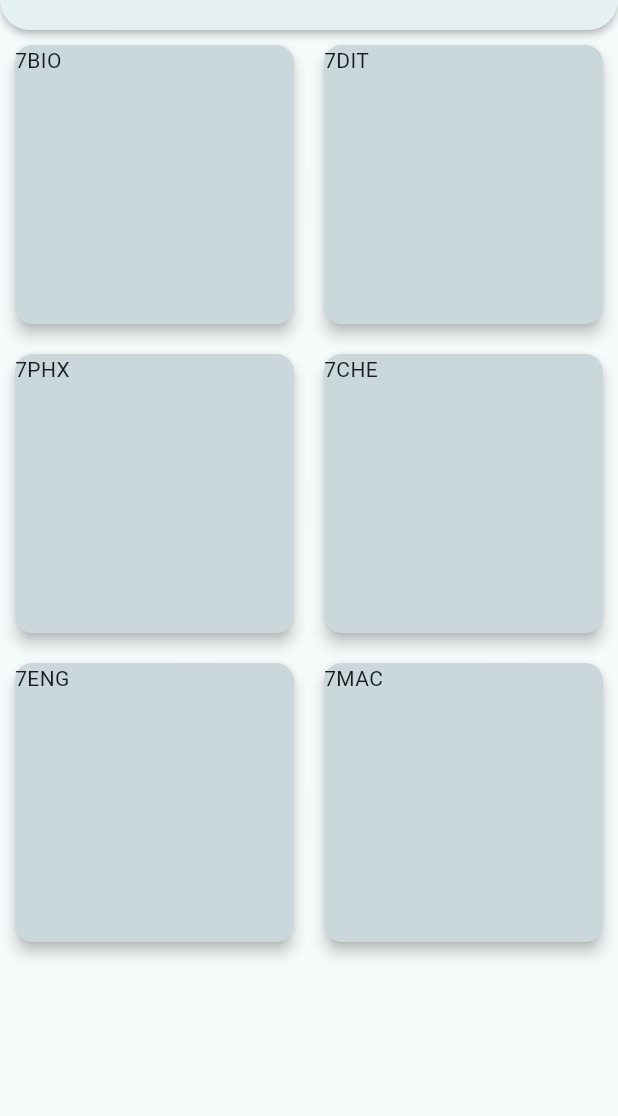
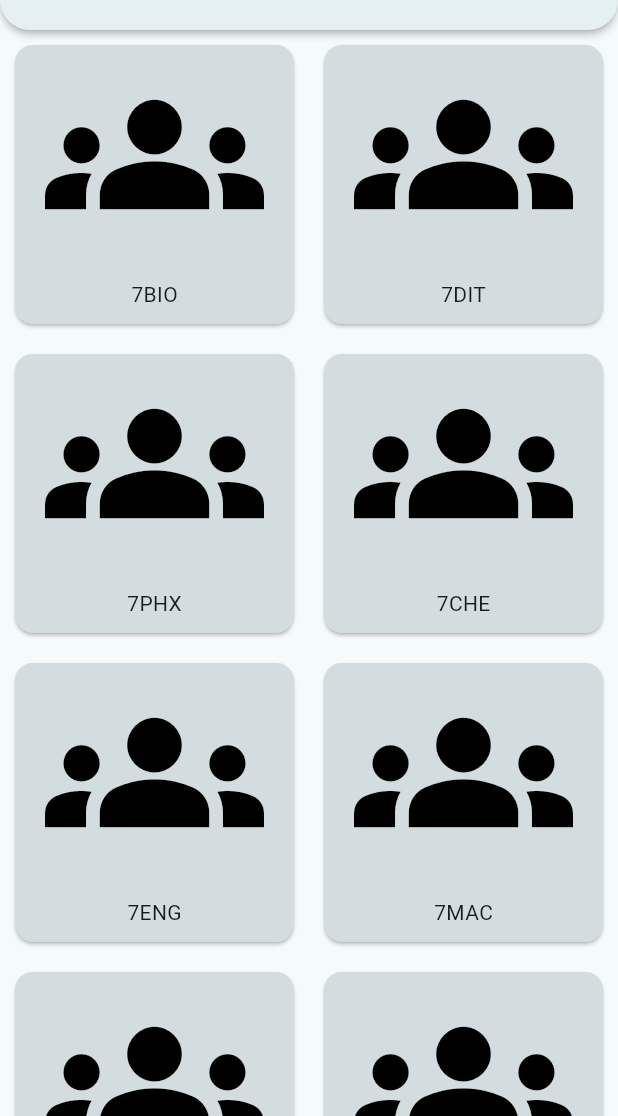
Before and after one commit to lachlk/school_role, a Flutter app: the screen it shows once a user with an empty profile is signed in, on a phone screen of 412 x 824 dp, the part 120-1236 px from its top. Run offline on Flutter 3.47's test engine with Material 3 defaults, Android fonts, the phone set to English and light mode, and no system bars; drawn by our look-alikes of dynamic_color; our stand-ins replace firebase_auth, firebase_core; missing offline and left inert: firebase_ui_auth; accounts and stored records are empty; generated files the repository leaves out were written again.

Commit message:
Created classroom tiles

```diff
--- a/lib/pages/classes_page.dart
+++ b/lib/pages/classes_page.dart
@@ -1,5 +1,6 @@
 import 'package:dynamic_color/dynamic_color.dart';
 import 'package:flutter/material.dart';
+import 'package:school_role/main.dart';
 
 class ClassesList extends StatelessWidget {
   const ClassesList({super.key});
@@ -13,19 +14,44 @@ class ClassesList extends StatelessWidget {
       '7CHE',
       '7ENG',
       '7MAC',
+      '6MAC',
+      '6CHE'
     ];
 
     return Scaffold(
       body: GridView.count(
-        crossAxisCount: 2,
+        crossAxisCount: MediaQuery.of(context).size.shortestSide < 600  ? 2:4,
         children: <Widget>[
           for (var classroom in classes)
-          Card.filled(
-            margin: const EdgeInsets.all(10),
-            elevation: 4,
-            surfaceTintColor: Theme.of(context).colorScheme.primary.harmonizeWith(Colors.white),
-            child: Text(classroom),
-          )],
+            Card.filled(
+              margin: const EdgeInsets.all(10),
+              elevation: 1,
+              surfaceTintColor: Theme.of(context)
+                  .colorScheme
+                  .primary
+                  .harmonizeWith(Colors.white),
+              child: GestureDetector(
+                onTap: () {
+                  Navigator.push(
+                    context,
+                    MaterialPageRoute(builder: (context) => const SecondRoute())
+                  );
+                },
+                child: Column(
+                  children: [
+                    Expanded(
+                      child: FittedBox(
+                      fit: BoxFit.fill,
+                      child: Icon(Icons.groups, color: Theme.of(context).colorScheme.outline),
+                    )),
+                    Center(child: Padding(
+                      padding: const EdgeInsets.all(10),
+                      child: Text(classroom)),
+                    ),
+                  ],
+                ))
+            )
+        ],
       ),
     );
   }
```
